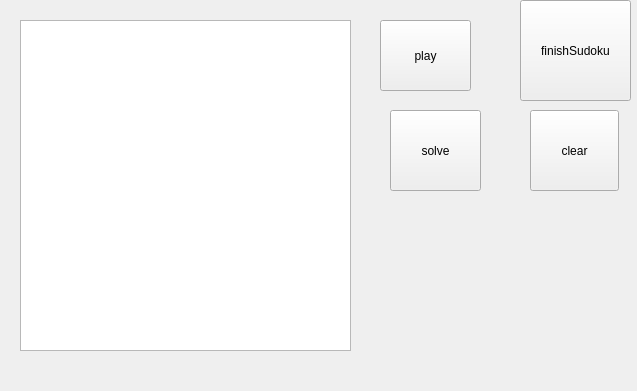
The window that mainwindow.ui (hochunlin28/Sudoku) describes before a commit, drawn with Qt 5.
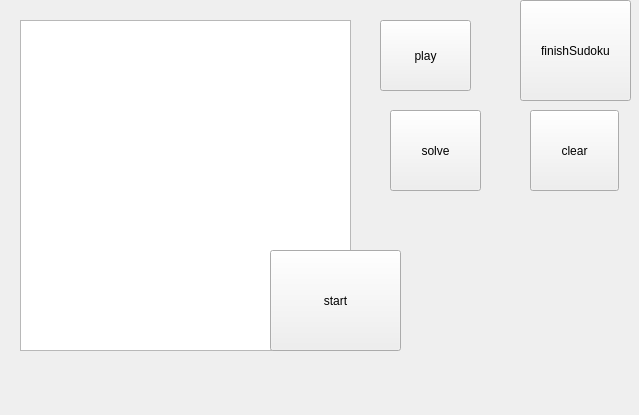
The same window after the commit. Icons and pictures are not drawn.

Commit message: GUI interface finished(except set question)

Diff of the .ui file:
```diff
--- a/mainwindow.ui
+++ b/mainwindow.ui
@@ -6,8 +6,8 @@
    <rect>
     <x>0</x>
     <y>0</y>
-    <width>637</width>
-    <height>391</height>
+    <width>639</width>
+    <height>415</height>
    </rect>
   </property>
   <property name="windowTitle">
@@ -113,6 +113,22 @@
      <string notr="true">border-image: url(:/resource/6.jpg);</string>
     </property>
    </widget>
+   <widget class="QPushButton" name="start">
+    <property name="geometry">
+     <rect>
+      <x>270</x>
+      <y>250</y>
+      <width>131</width>
+      <height>101</height>
+     </rect>
+    </property>
+    <property name="styleSheet">
+     <string notr="true">border-image: url(:/resource/7.gif);</string>
+    </property>
+    <property name="text">
+     <string>start</string>
+    </property>
+   </widget>
   </widget>
  </widget>
  <layoutdefault spacing="6" margin="11"/>
```
Left out of the diff: 4 changed lines with no effect on the pictures. The commit also changes 5 other files.
